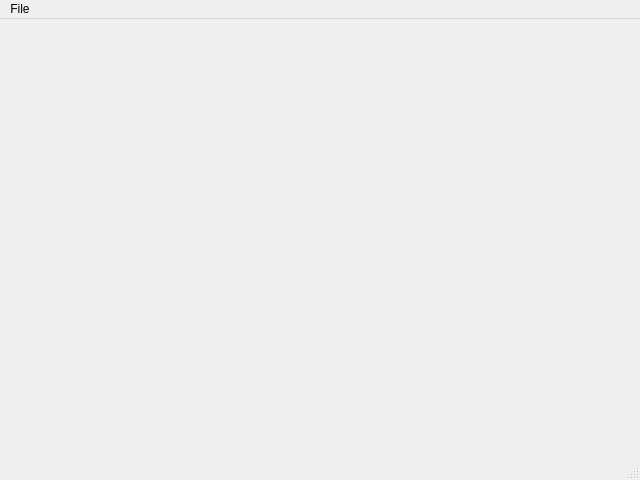
The window that src/apps/textureviewer/mainwindow.ui (ABBAPOH/textureviewer) describes before a commit, drawn with Qt 5.
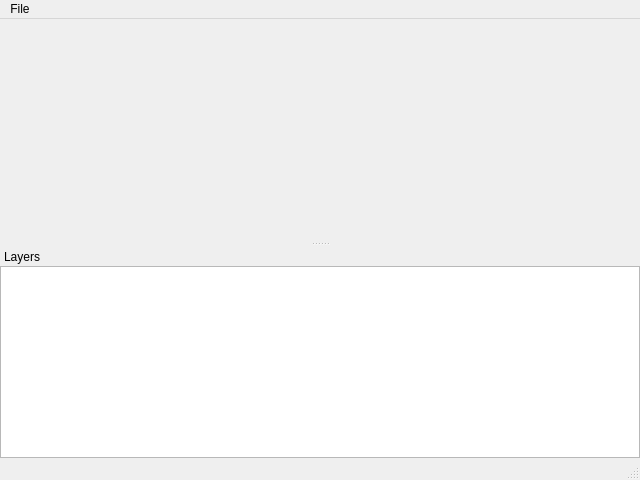
The same window after the commit.

Commit message: Add simple layer view

```diff
--- a/src/apps/textureviewer/mainwindow.ui
+++ b/src/apps/textureviewer/mainwindow.ui
@@ -35,6 +35,61 @@
    <addaction name="menuFile"/>
   </widget>
   <widget class="QStatusBar" name="statusbar"/>
+  <widget class="QDockWidget" name="layersDockWidget">
+   <property name="features">
+    <set>QDockWidget::NoDockWidgetFeatures</set>
+   </property>
+   <property name="allowedAreas">
+    <set>Qt::BottomDockWidgetArea</set>
+   </property>
+   <property name="windowTitle">
+    <string>Layers</string>
+   </property>
+   <attribute name="dockWidgetArea">
+    <number>8</number>
+   </attribute>
+   <widget class="QWidget" name="dockWidgetContents">
+    <layout class="QHBoxLayout" name="horizontalLayout">
+     <property name="spacing">
+      <number>0</number>
+     </property>
+     <property name="leftMargin">
+      <number>0</number>
+     </property>
+     <property name="topMargin">
+      <number>0</number>
+     </property>
+     <property name="rightMargin">
+      <number>0</number>
+     </property>
+     <property name="bottomMargin">
+      <number>0</number>
+     </property>
+     <item>
+      <widget class="QListView" name="layersView">
+       <property name="movement">
+        <enum>QListView::Static</enum>
+       </property>
+       <property name="flow">
+        <enum>QListView::LeftToRight</enum>
+       </property>
+       <property name="gridSize">
+        <size>
+         <width>96</width>
+         <height>96</height>
+        </size>
+       </property>
+       <property name="viewMode">
+        <enum>QListView::IconMode</enum>
+       </property>
+       <property name="uniformItemSizes">
+        <bool>true</bool>
+       </property>
+      </widget>
+     </item>
+    </layout>
+   </widget>
+  </widget>
   <action name="actionQuit">
    <property name="text">
     <string>Quit</string>
```
The commit also changes 5 other files.
